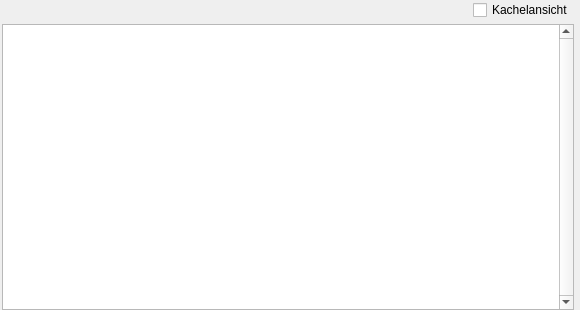
This is Structure/GUI/Section_Mod_Statistics_Classification.ui in Looking4Git/Starfield_LOH as Qt 5 draws it before an edit. The edited form follows.
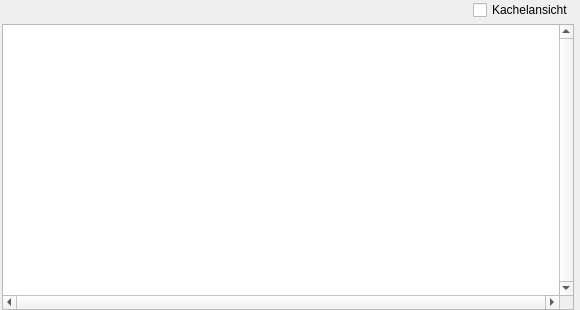
This is the edited form.

The edit to the form file:
```diff
--- a/Structure/GUI/Section_Mod_Statistics_Classification.ui
+++ b/Structure/GUI/Section_Mod_Statistics_Classification.ui
@@ -93,7 +93,7 @@
           <enum>Qt::ScrollBarPolicy::ScrollBarAlwaysOn</enum>
          </property>
          <property name="horizontalScrollBarPolicy">
-          <enum>Qt::ScrollBarPolicy::ScrollBarAsNeeded</enum>
+          <enum>Qt::ScrollBarPolicy::ScrollBarAlwaysOn</enum>
          </property>
          <property name="alternatingRowColors">
           <bool>true</bool>
```
